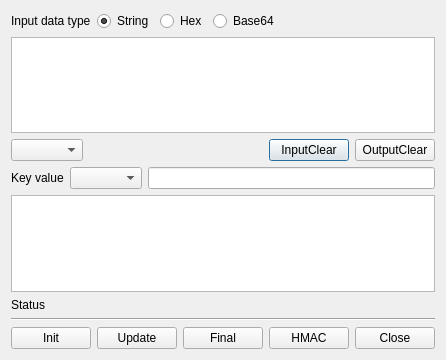
Above: BerEditor/gen_hmac_dlg.ui from jykim74/BerEditor before the change. Below: the same form after it.
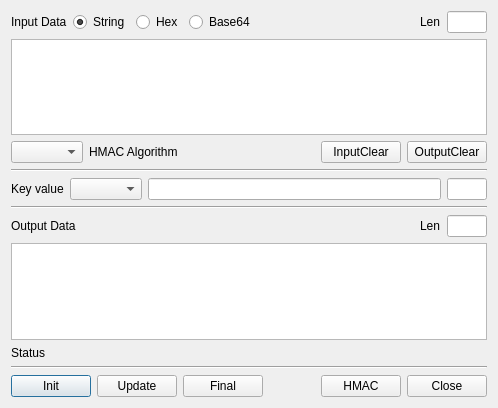
That is the form after the change.

```diff
--- a/BerEditor/gen_hmac_dlg.ui
+++ b/BerEditor/gen_hmac_dlg.ui
@@ -6,107 +6,22 @@
    <rect>
     <x>0</x>
     <y>0</y>
-    <width>431</width>
-    <height>360</height>
+    <width>498</width>
+    <height>408</height>
    </rect>
   </property>
   <property name="windowTitle">
    <string>Generate Hmac value</string>
   </property>
   <layout class="QGridLayout" name="gridLayout">
-   <item row="9" column="0" colspan="6">
+   <item row="12" column="0" colspan="6">
     <widget class="QLabel" name="mStatusLabel">
      <property name="text">
       <string>Status</string>
      </property>
     </widget>
    </item>
-   <item row="1" column="0" colspan="6">
-    <layout class="QHBoxLayout" name="horizontalLayout">
-     <item>
-      <widget class="QLabel" name="label">
-       <property name="text">
-        <string>Input data type</string>
-       </property>
-      </widget>
-     </item>
-     <item>
-      <widget class="QRadioButton" name="mInputStringBtn">
-       <property name="text">
-        <string>String</string>
-       </property>
-       <property name="checked">
-        <bool>true</bool>
-       </property>
-      </widget>
-     </item>
-     <item>
-      <widget class="QRadioButton" name="mInputHexBtn">
-       <property name="text">
-        <string>Hex</string>
-       </property>
-      </widget>
-     </item>
-     <item>
-      <widget class="QRadioButton" name="mInputBase64Btn">
-       <property name="text">
-        <string>Base64</string>
-       </property>
-      </widget>
-     </item>
-     <item>
-      <spacer name="horizontalSpacer">
-       <property name="orientation">
-        <enum>Qt::Horizontal</enum>
-       </property>
-       <property name="sizeHint" stdset="0">
-        <size>
-         <width>40</width>
-         <height>20</height>
-        </size>
-       </property>
-      </spacer>
-     </item>
-    </layout>
-   </item>
-   <item row="3" column="0" colspan="6">
-    <layout class="QGridLayout" name="gridLayout_2">
-     <property name="topMargin">
-      <number>0</number>
-     </property>
-     <item row="0" column="0">
-      <widget class="QComboBox" name="mAlgTypeCombo"/>
-     </item>
-     <item row="0" column="2">
-      <widget class="QPushButton" name="mInputClearBtn">
-       <property name="text">
-        <string>InputClear</string>
-       </property>
-      </widget>
-     </item>
-     <item row="0" column="3">
-      <widget class="QPushButton" name="mOutputClearBtn">
-       <property name="text">
-        <string>OutputClear</string>
-       </property>
-      </widget>
-     </item>
-     <item row="0" column="1">
-      <spacer name="horizontalSpacer_3">
-       <property name="orientation">
-        <enum>Qt::Horizontal</enum>
-       </property>
-       <property name="sizeHint" stdset="0">
-        <size>
-         <width>40</width>
-         <height>20</height>
-        </size>
-       </property>
-      </spacer>
-     </item>
-    </layout>
-   </item>
-   <item row="7" column="0" colspan="6">
+   <item row="8" column="0" colspan="6">
     <layout class="QHBoxLayout" name="horizontalLayout_2">
      <item>
       <widget class="QLabel" name="label_2">
@@ -121,15 +36,28 @@
      <item>
       <widget class="QLineEdit" name="mKeyText"/>
      </item>
+     <item>
+      <widget class="QLineEdit" name="mKeyLenText">
+       <property name="minimumSize">
+        <size>
+         <width>40</width>
+         <height>0</height>
+        </size>
+       </property>
+       <property name="maximumSize">
+        <size>
+         <width>40</width>
+         <height>16777215</height>
+        </size>
+       </property>
+       <property name="readOnly">
+        <bool>true</bool>
+       </property>
+      </widget>
+     </item>
     </layout>
    </item>
-   <item row="2" column="0" colspan="6">
-    <widget class="QPlainTextEdit" name="mInputText"/>
-   </item>
-   <item row="8" column="0" colspan="6">
-    <widget class="QPlainTextEdit" name="mOutputText"/>
-   </item>
-   <item row="11" column="0" colspan="6">
+   <item row="14" column="0" colspan="6">
     <layout class="QGridLayout" name="gridLayout_3">
      <property name="topMargin">
       <number>0</number>
@@ -184,13 +112,204 @@
      </item>
     </layout>
    </item>
-   <item row="10" column="0" colspan="6">
+   <item row="11" column="0" colspan="6">
+    <widget class="QPlainTextEdit" name="mOutputText"/>
+   </item>
+   <item row="13" column="0" colspan="6">
     <widget class="Line" name="line">
      <property name="orientation">
       <enum>Qt::Horizontal</enum>
      </property>
     </widget>
    </item>
+   <item row="1" column="0" colspan="6">
+    <layout class="QHBoxLayout" name="horizontalLayout">
+     <item>
+      <widget class="QLabel" name="label">
+       <property name="text">
+        <string>Input Data</string>
+       </property>
+      </widget>
+     </item>
+     <item>
+      <widget class="QRadioButton" name="mInputStringRadio">
+       <property name="text">
+        <string>String</string>
+       </property>
+       <property name="checked">
+        <bool>true</bool>
+       </property>
+      </widget>
+     </item>
+     <item>
+      <widget class="QRadioButton" name="mInputHexRadio">
+       <property name="text">
+        <string>Hex</string>
+       </property>
+      </widget>
+     </item>
+     <item>
+      <widget class="QRadioButton" name="mInputBase64Radio">
+       <property name="text">
+        <string>Base64</string>
+       </property>
+      </widget>
+     </item>
+     <item>
+      <spacer name="horizontalSpacer">
+       <property name="orientation">
+        <enum>Qt::Horizontal</enum>
+       </property>
+       <property name="sizeHint" stdset="0">
+        <size>
+         <width>40</width>
+         <height>20</height>
+        </size>
+       </property>
+      </spacer>
+     </item>
+     <item>
+      <widget class="QLabel" name="label_5">
+       <property name="text">
+        <string>Len</string>
+       </property>
+      </widget>
+     </item>
+     <item>
+      <widget class="QLineEdit" name="mInputLenText">
+       <property name="minimumSize">
+        <size>
+         <width>40</width>
+         <height>0</height>
+        </size>
+       </property>
+       <property name="maximumSize">
+        <size>
+         <width>40</width>
+         <height>16777215</height>
+        </size>
+       </property>
+       <property name="readOnly">
+        <bool>true</bool>
+       </property>
+      </widget>
+     </item>
+    </layout>
+   </item>
+   <item row="3" column="0" colspan="6">
+    <layout class="QGridLayout" name="gridLayout_2">
+     <property name="topMargin">
+      <number>0</number>
+     </property>
+     <item row="0" column="4">
+      <widget class="QPushButton" name="mOutputClearBtn">
+       <property name="text">
+        <string>OutputClear</string>
+       </property>
+      </widget>
+     </item>
+     <item row="0" column="3">
+      <widget class="QPushButton" name="mInputClearBtn">
+       <property name="text">
+        <string>InputClear</string>
+       </property>
+      </widget>
+     </item>
+     <item row="0" column="2">
+      <spacer name="horizontalSpacer_3">
+       <property name="orientation">
+        <enum>Qt::Horizontal</enum>
+       </property>
+       <property name="sizeHint" stdset="0">
+        <size>
+         <width>40</width>
+         <height>20</height>
+        </size>
+       </property>
+      </spacer>
+     </item>
+     <item row="0" column="0">
+      <widget class="QComboBox" name="mAlgTypeCombo"/>
+     </item>
+     <item row="0" column="1">
+      <widget class="QLabel" name="label_6">
+       <property name="text">
+        <string>HMAC Algorithm</string>
+       </property>
+      </widget>
+     </item>
+    </layout>
+   </item>
+   <item row="2" column="0" colspan="6">
+    <widget class="QPlainTextEdit" name="mInputText"/>
+   </item>
+   <item row="9" column="0" colspan="6">
+    <widget class="Line" name="line_2">
+     <property name="orientation">
+      <enum>Qt::Horizontal</enum>
+     </property>
+    </widget>
+   </item>
+   <item row="10" column="0" colspan="6">
+    <layout class="QGridLayout" name="gridLayout_4">
+     <property name="topMargin">
+      <number>0</number>
+     </property>
+     <item row="0" column="2">
+      <widget class="QLabel" name="label_4">
+       <property name="text">
+        <string>Len</string>
+       </property>
+      </widget>
+     </item>
+     <item row="0" column="0">
+      <widget class="QLabel" name="label_3">
+       <property name="text">
+        <string>Output Data</string>
+       </property>
+      </widget>
+     </item>
+     <item row="0" column="3">
+      <widget class="QLineEdit" name="mOutputLenText">
+       <property name="minimumSize">
+        <size>
+         <width>40</width>
+         <height>0</height>
+        </size>
+       </property>
+       <property name="maximumSize">
+        <size>
+         <width>40</width>
+         <height>16777215</height>
+        </size>
+       </property>
+       <property name="readOnly">
+        <bool>true</bool>
+       </property>
+      </widget>
+     </item>
+     <item row="0" column="1">
+      <spacer name="horizontalSpacer_4">
+       <property name="orientation">
+        <enum>Qt::Horizontal</enum>
+       </property>
+       <property name="sizeHint" stdset="0">
+        <size>
+         <width>40</width>
+         <height>20</height>
+        </size>
+       </property>
+      </spacer>
+     </item>
+    </layout>
+   </item>
+   <item row="4" column="0" colspan="6">
+    <widget class="Line" name="line_3">
+     <property name="orientation">
+      <enum>Qt::Horizontal</enum>
+     </property>
+    </widget>
+   </item>
   </layout>
  </widget>
  <tabstops>
```
Left out of the diff: 6 changed lines with no effect on the pictures.
